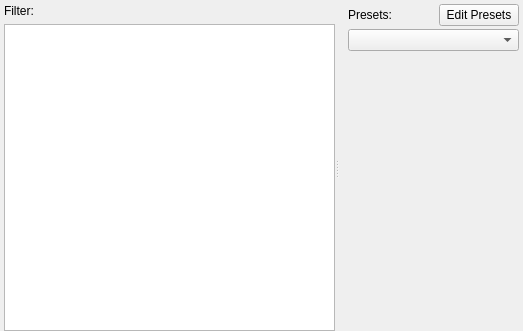
This is krita/ui/forms/wdgfilterselector.ui in KDE/krita as Qt 5 draws it before an edit. The edited form follows.
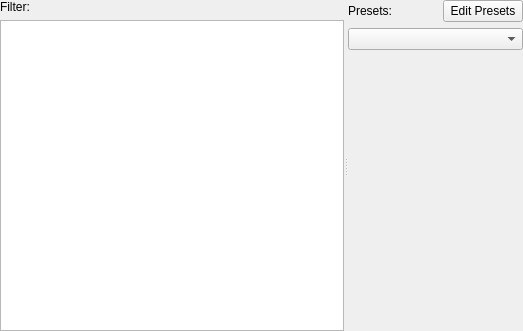
This is the edited form. Custom widgets are drawn as their Qt base class.

Commit message:
Remove harcoded margins from filter dialog, use normal buttonbox for ok/cancel

thanks boud for review

Patch:
```diff
--- a/krita/ui/forms/wdgfilterselector.ui
+++ b/krita/ui/forms/wdgfilterselector.ui
@@ -14,16 +14,7 @@
    <string>Filter selection</string>
   </property>
   <layout class="QGridLayout">
-   <property name="leftMargin">
-    <number>4</number>
-   </property>
-   <property name="topMargin">
-    <number>4</number>
-   </property>
-   <property name="rightMargin">
-    <number>4</number>
-   </property>
-   <property name="bottomMargin">
+   <property name="margin">
     <number>0</number>
    </property>
    <item row="0" column="0">
@@ -31,8 +22,11 @@
      <property name="orientation">
       <enum>Qt::Horizontal</enum>
      </property>
-     <widget class="QWidget" name="layoutWidget">
+     <widget class="QWidget">
       <layout class="QVBoxLayout">
+       <property name="rightMargin">
+        <number>-1</number>
+       </property>
        <item>
         <widget class="QLabel" name="label_2">
          <property name="text">
@@ -55,10 +49,10 @@
        </item>
       </layout>
      </widget>
-     <widget class="QWidget" name="layoutWidget">
+     <widget class="QWidget">
       <layout class="QGridLayout">
        <property name="leftMargin">
-        <number>9</number>
+        <number>-1</number>
        </property>
        <property name="topMargin">
         <number>0</number>
@@ -72,9 +66,6 @@
        <property name="horizontalSpacing">
         <number>0</number>
        </property>
-       <property name="verticalSpacing">
-        <number>3</number>
-       </property>
        <item row="0" column="2">
         <widget class="QPushButton" name="pushButtonEditPressets">
          <property name="text">
```
The commit also changes 2 other files.
